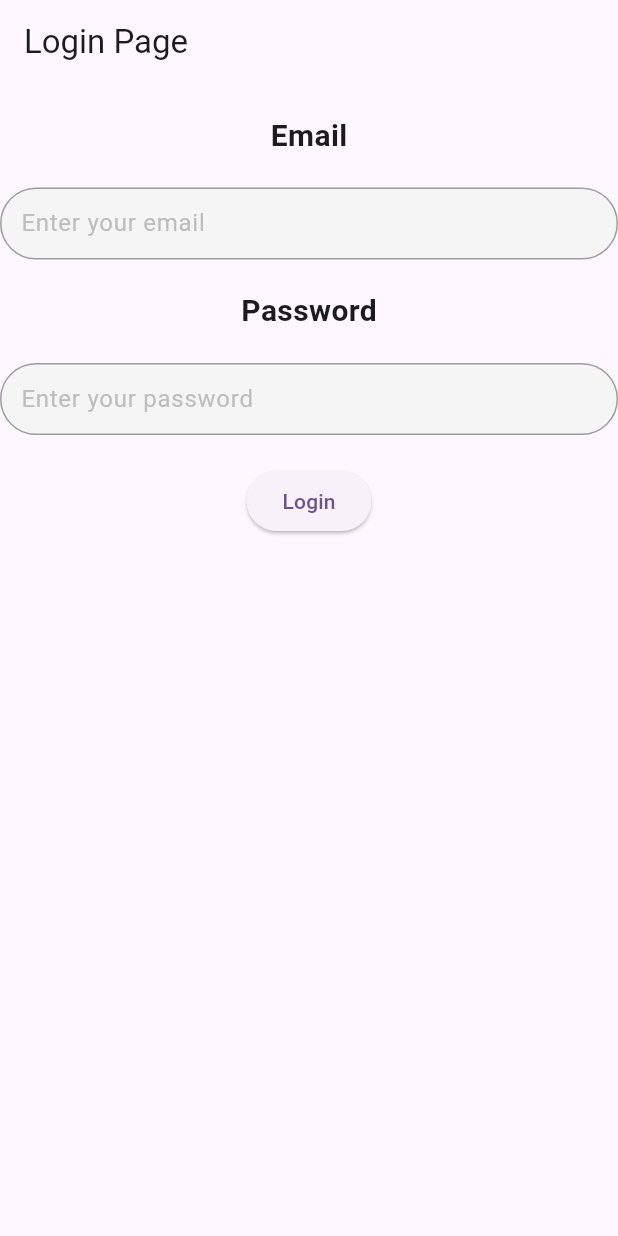
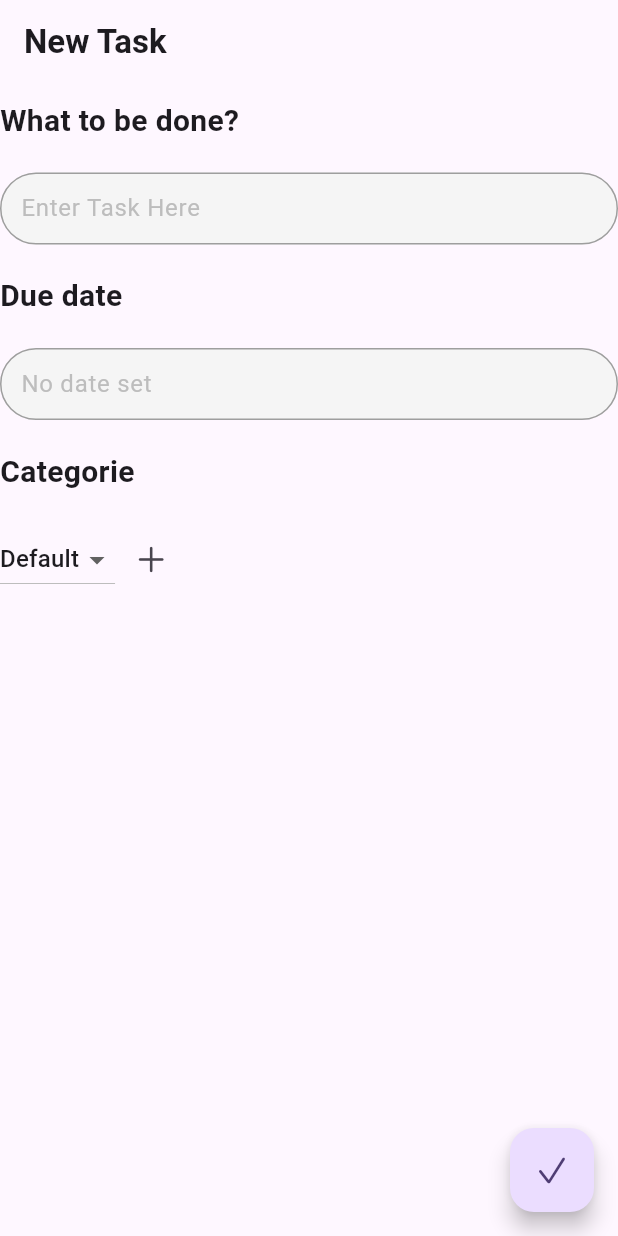
Before and after one commit to rania1231/to_do_list, a Flutter app: the screen it shows after launch, on a phone screen of 412 x 824 dp. Run offline on Flutter 3.47's test engine with Material 3 defaults, Android fonts, the phone set to English and light mode, and no system bars; our stand-ins replace awesome_dialog, cloud_firestore, firebase_auth, firebase_core, firebase_storage; accounts and stored records are empty.

```diff
--- /dev/null
+++ b/lib/classes/FirestoreService.dart
@@ -0,0 +1,44 @@
+import 'package:cloud_firestore/cloud_firestore.dart';
+import 'package:firebase_auth/firebase_auth.dart';
+import 'package:firebase_storage/firebase_storage.dart';
+
+class FirestoreService{
+  final FirebaseFirestore _db = FirebaseFirestore.instance;
+
+
+  Future<void>addTask(Task task)async{
+    //generate a unique id
+    final String id=_db.collection('tasks').doc().id;
+  }
+
+
+
+
+  // Future<void> addUser(UserCredential userCredential) {
+  //   CollectionReference users = _db.collection('users');
+  //   User? user = userCredential.user;
+  //   if (user != null) {
+  //     return users
+  //         .doc(user.uid)
+  //         .set({
+  //       'uid': user.uid,
+  //       'username': username.text,
+  //       'email': email.text ,
+  //       'password': password.text,
+  //       'phoneNumber': phoneNumber.text,
+  //       'imageUrl': imageUrl.text,
+  //       'dureeAlerte': 90,
+  //       'historiques': {},
+  //     })
+  //         .then((value) => print("User Added"))
+  //         .catchError((error) => print("Failed to add user: $error"));
+  //   } else {
+  //     print("User is null");
+  //     // Gérer le cas où l'utilisateur est null
+  //     return Future.error("User is null");
+  //   }
+  // }
+
+
+
+}
--- /dev/null
+++ b/lib/classes/task.dart
@@ -0,0 +1,17 @@
+class Task {
+  final String id;
+  final String title;
+  final String description;
+  final bool completed;
+  final String categoryId;
+  final DateTime createdAt;
+
+  Task({
+    required this.id,
+    required this.title,
+    required this.description,
+    required this.completed,
+    required this.categoryId,
+    required this.createdAt,
+  });
+}
--- a/lib/main.dart
+++ b/lib/main.dart
@@ -1,7 +1,9 @@
+import 'package:cloud_firestore/cloud_firestore.dart';
 import 'package:firebase_core/firebase_core.dart';
 import 'package:flutter/material.dart';
 import 'package:to_do_list/auth/login.dart';
 import 'package:to_do_list/auth/splashScreen.dart';
+import 'package:to_do_list/views/addTask.dart';
 
 import 'auth/register.dart';
 
@@ -16,8 +18,10 @@ void main()  async{
         storageBucket: 'todolistproject-a7e04.appspot.com',
       )
   );
+  FirebaseFirestore.instance.settings= const Settings(persistenceEnabled :true,);
   runApp(const MyApp());
 }
+
 
 class MyApp extends StatelessWidget {
   const MyApp({super.key});
@@ -31,7 +35,7 @@ class MyApp extends StatelessWidget {
         colorScheme: ColorScheme.fromSeed(seedColor: Colors.deepPurple),
         useMaterial3: true,
       ),
-      home: Login(),
+      home: AddTask(),
     );
   }
 }
--- /dev/null
+++ b/lib/views/addTask.dart
@@ -0,0 +1,119 @@
+import 'package:flutter/cupertino.dart';
+import 'package:flutter/material.dart';
+
+
+
+class AddTask extends StatefulWidget {
+  const AddTask({super.key});
+
+  @override
+  State<AddTask> createState() => _AddTaskState();
+}
+
+class _AddTaskState extends State<AddTask> {
+  TextEditingController taskName=TextEditingController();
+  TextEditingController taskDate=TextEditingController();
+  List<String> categories=['Default','Urgent'];
+  String dropdownValue = 'Default';
+
+  @override
+  Widget build(BuildContext context) {
+    return Scaffold(
+      appBar: AppBar(title: Text('New Task', style: TextStyle(fontWeight: FontWeight.bold),)),
+      body: Container(
+        child: Column(
+          children: [
+            Form(
+              child: Column(
+                  crossAxisAlignment: CrossAxisAlignment.start,
+                  children: [
+                    Container(height: 10),
+
+                    // Center(child: Text("Sign Up", style: TextStyle(fontSize:50, fontWeight:  FontWeight.bold),)),
+
+                    Text("What to be done?", style: TextStyle(fontSize: 20, fontWeight:  FontWeight.bold)),
+                    Container(height: 20),
+                    TextFormField(
+                      keyboardType: TextInputType.text,
+                      obscureText: false,
+                      validator: (val){
+                        if(val== ""){
+                          return "Can't be empty";
+                        }
+                      },
+                      controller: taskName,
+                      decoration: InputDecoration(
+                          hintText: 'Enter Task Here', hintStyle:   TextStyle(color: Colors.grey[400]),
+                          contentPadding: EdgeInsets.symmetric(vertical: 2, horizontal: 10),
+                          filled: true,
+                          fillColor: Colors.grey[100],
+                          border: OutlineInputBorder(
+                              borderRadius: BorderRadius.circular(50),
+                              borderSide: BorderSide(color: Colors.grey)),
+                          enabledBorder:  OutlineInputBorder(
+                              borderRadius: BorderRadius.circular(50),
+                              borderSide: BorderSide(color: Colors.grey)
+                          )
+                      ),
+                    ),
+
+
+                    Container(height: 20),
+
+                    Text("Due date", style: TextStyle(fontSize: 20, fontWeight:  FontWeight.bold)),
+                    Container(height: 20),
+                    TextFormField(
+                      keyboardType: TextInputType.datetime,
+                      obscureText: false,
+                      controller: taskDate,
+                      decoration: InputDecoration(
+                          hintText: 'No date set', hintStyle:   TextStyle(color: Colors.grey[400]),
+                          contentPadding: EdgeInsets.symmetric(vertical: 2, horizontal: 10),
+                          filled: true,
+                          fillColor: Colors.grey[100],
+                          border: OutlineInputBorder(
+                              borderRadius: BorderRadius.circular(50),
+                              borderSide: BorderSide(color: Colors.grey)),
+                          enabledBorder:  OutlineInputBorder(
+                              borderRadius: BorderRadius.circular(50),
+                              borderSide: BorderSide(color: Colors.grey)
+                          )
+                      ),
+                    ),
+
+                    Container(height: 20),
+
+                    Text("Categorie", style: TextStyle(fontSize: 20, fontWeight:  FontWeight.bold)),
+                    Container(height: 20),
+                    Row(
+                      children: [
+                        DropdownButton<String>(
+                          value: dropdownValue,
+                          items: categories.map<DropdownMenuItem<String>>((String value) {
+                            return DropdownMenuItem<String>(
+                              value: value,
+                              child: Text(value),
+                            );
+                          }).toList(),
+
+                          onChanged:  (String? value) {
+                            // This is called when the user selects an item.
+                            setState(() {
+                              dropdownValue = value!;
+                            });
+                          },),
+                        IconButton(onPressed: (){}, icon: Icon(CupertinoIcons.add))
+                      ],
+                    )
+                  ]),
+            )
+          ],
+        ),
+      ),
+      floatingActionButton:FloatingActionButton(
+        onPressed: (){},
+        child: Icon(CupertinoIcons.check_mark),
+      ) ,
+    );
+  }
+}
--- a/lib/views/home.dart
+++ b/lib/views/home.dart
@@ -1,3 +1,4 @@
+import 'package:cloud_firestore/cloud_firestore.dart';
 import 'package:firebase_auth/firebase_auth.dart';
 import 'package:flutter/material.dart';
 import 'package:to_do_list/auth/login.dart';
@@ -10,6 +11,7 @@ class HomePage extends StatefulWidget {
 }
 
 class _HomePageState extends State<HomePage> {
+  CollectionReference users = FirebaseFirestore.instance.collection('users');
   @override
   Widget build(BuildContext context) {
     return Scaffold(
--- a/pubspec.yaml
+++ b/pubspec.yaml
@@ -41,6 +41,7 @@ dependencies:
   firebase_storage: ^11.7.4
   awesome_dialog: ^3.2.0
   rive: ^0.13.4
+  uuid: ^4.4.0
 
 dev_dependencies:
   flutter_test:
```
Also changed, not shown: pubspec.lock.
